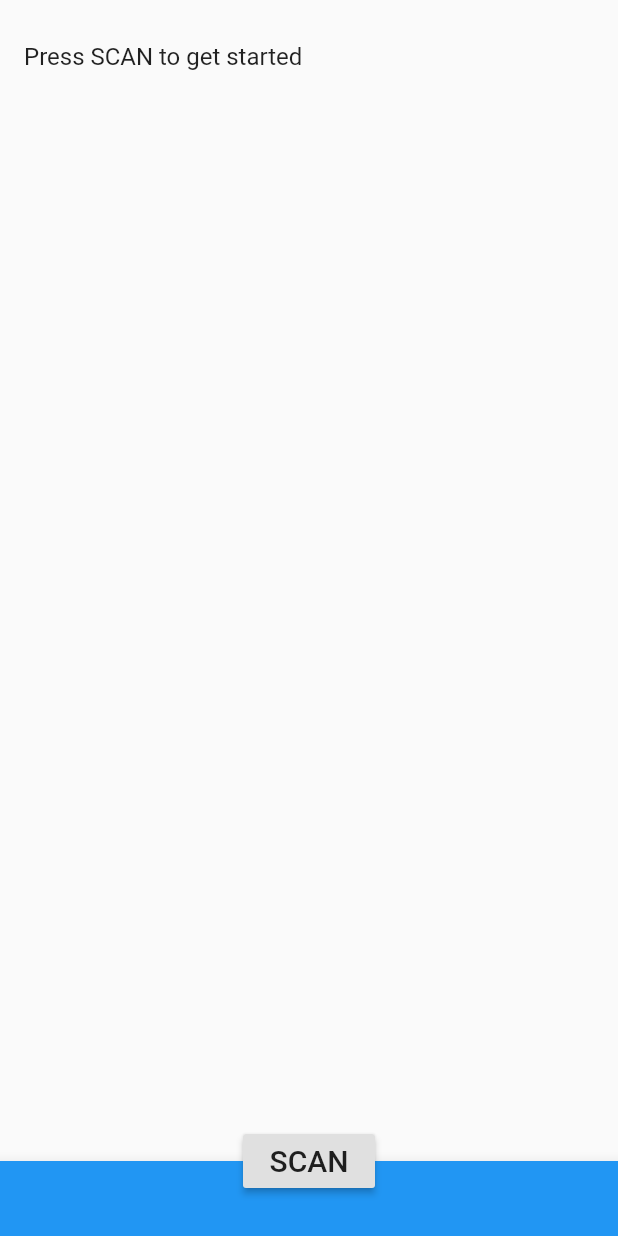
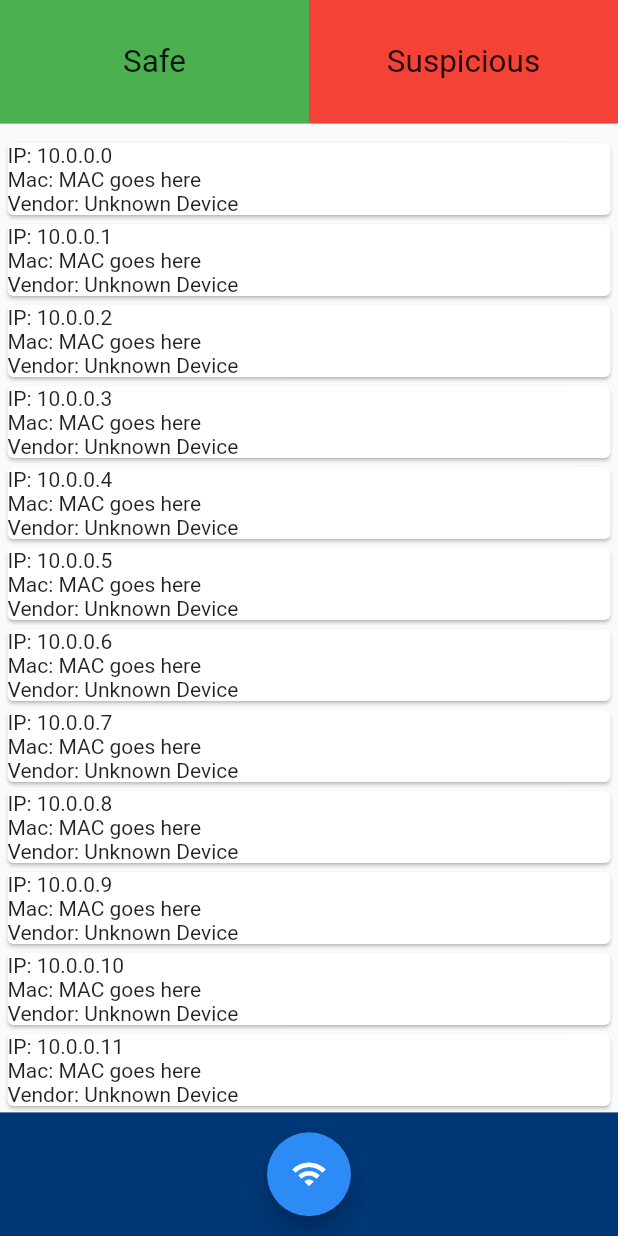
Before and after one commit to Jcherella/SnifferApp, a Flutter app: the screen it shows after launch, on a phone screen of 412 x 824 dp. Run offline on Flutter 3.47's test engine with Material 2 defaults, Android fonts, the phone set to English and light mode, and no system bars; our stand-ins replace cloud_firestore, flutter_spinkit; accounts and stored records are empty.

Commit message:
Updated Scan page

```diff
--- a/lib/screens/scanning.dart
+++ b/lib/screens/scanning.dart
@@ -1,6 +1,8 @@
 import 'package:flutter/material.dart';
 import 'package:snifferapp/components/networkList.dart';
+import 'package:snifferapp/models/ArpEntry.dart';
 import 'package:snifferapp/services/DeviceInfoService.dart';
+import 'dart:developer';
 
 //Scanning Screen: portrays the devices on the network by IP and MAC(all the ARP table)
 class Scanning extends StatefulWidget {
@@ -14,27 +16,64 @@ class _ScanningState extends State<Scanning> {
   Widget build(BuildContext context) {
     return SafeArea(
         child: Scaffold(
-            //Bottom Bar
-            bottomNavigationBar: BottomAppBar(
-              color: Colors.blue,
-              child: Container(height: 50.0),
-            ),
-            //Button Location
-            floatingActionButtonLocation:
-                FloatingActionButtonLocation.centerDocked,
-            //Button Functionality and look
-            floatingActionButton: RaisedButton(
-              onPressed: () {
-                Navigator.pushNamed(context, '/loadPage');
-              },
-              child: Text('SCAN', style: TextStyle(fontSize: 20)),
-            ),
-            //Display of the list
-            body: NetworkList(
-//              [
-//              for (var i = 0; i < 100; i++)
-//                new ArpEntry([10,0,0,i].join("."), "MAC goes here")
-//            ]
-                DeviceInfoService().arpEntries)));
+            body: Column(
+              mainAxisAlignment: MainAxisAlignment.start,
+              children: [
+                Container(
+                  height: (MediaQuery.of(context).size.height - MediaQuery.of(context).padding.top)* 0.1,
+                  child: Row(
+                    mainAxisAlignment: MainAxisAlignment.spaceEvenly,
+                    children: [
+                      Container(
+                        width: MediaQuery.of(context).size.width / 2,
+                        height: (MediaQuery.of(context).size.height - MediaQuery.of(context).padding.top)* 0.1,
+                        color: Colors.green,
+                        child: Center(child:Text(
+                          "Safe",
+                          textAlign: TextAlign.center,
+                          textScaleFactor: 1.5,
+                        ))
+                      ),
+                      Container(
+                        width: MediaQuery.of(context).size.width / 2,
+                        height: (MediaQuery.of(context).size.height - MediaQuery.of(context).padding.top)* 0.1,
+                        color: Colors.red,
+                        child: Center(child: Text(
+                          "Suspicious",
+                          textAlign: TextAlign.center,
+                          textScaleFactor: 1.5,
+                        ))
+                      )
+                    ],
+                  )
+                ),
+                SizedBox(
+                  height: (MediaQuery.of(context).size.height - MediaQuery.of(context).padding.top)* 0.8,
+                  child: NetworkList(
+                  [
+                    for (var i = 0; i < 20; i++)
+                      new ArpEntry([10,0,0,i].join("."), "MAC goes here")
+                  ]),
+                ),
+                Container(
+                  height: (MediaQuery.of(context).size.height - MediaQuery.of(context).padding.top) * 0.1,
+                  color: Color(0xFF003776),
+                  child: Row(
+                    mainAxisAlignment: MainAxisAlignment.center,
+                    children: [
+                      FloatingActionButton(
+                        backgroundColor: Color(0xFF2d8bf6),
+                        onPressed: () {
+                          Navigator.pushNamed(context, '/loadPage');
+                        },
+                        child: Icon(Icons.wifi),
+                      ),
+                    ],
+                  )
+                )
+              ],
+            )
+           ));
+                //DeviceInfoService().arpEntries)));
   }
 }
```
